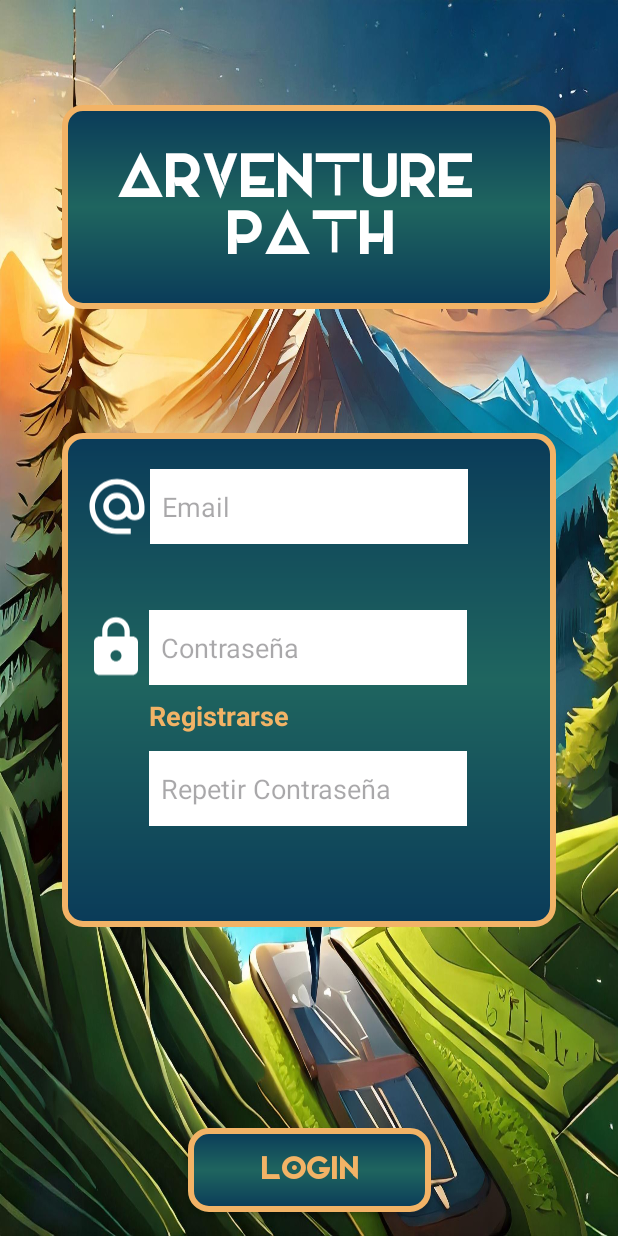
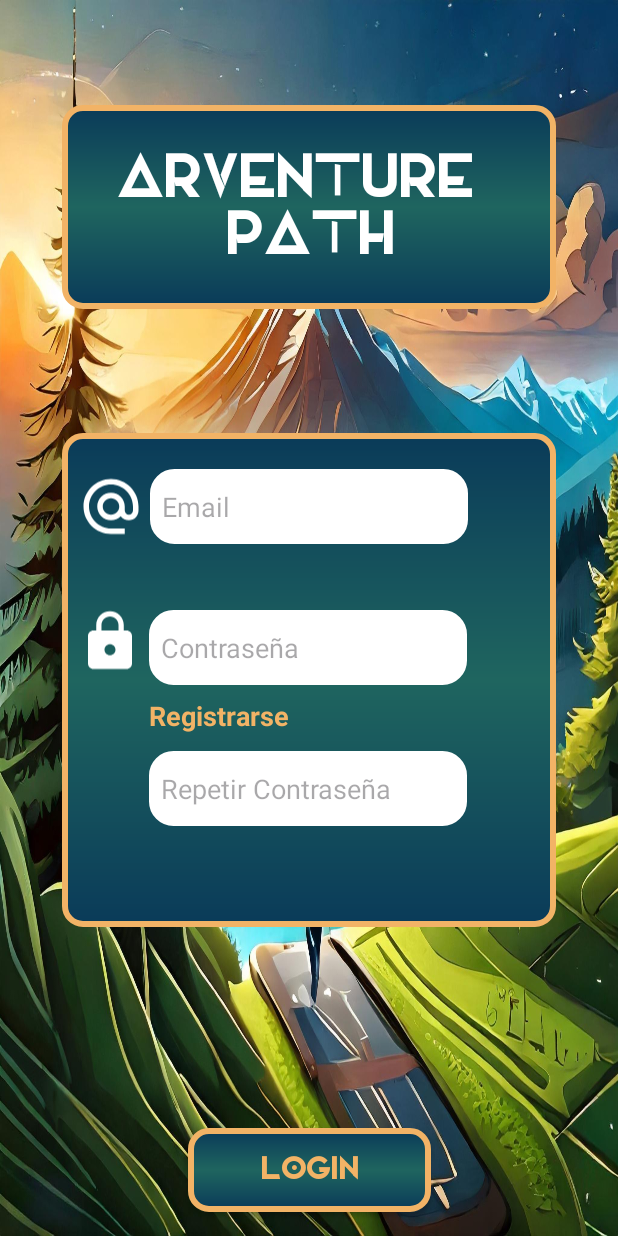
Before and after one commit to QuiqueGC/ARventurePathAndroid, an Android app: the screen it shows after launch (MainActivity), on a phone screen of 412 x 824 dp. Run offline under Robolectric (Android 15) with nearby library versions, the phone set to English and light mode, and no system bars.

Commit message:
login edittext borde redondo

```diff
--- /dev/null
+++ b/app/src/main/res/drawable/edit_text_rounded_border.xml
@@ -0,0 +1,9 @@
+<?xml version="1.0" encoding="utf-8"?>
+<shape xmlns:android="http://schemas.android.com/apk/res/android"
+    android:shape="rectangle">
+    <corners android:radius="15dp" /> <!-- Ajusta el radio según tus preferencias -->
+    <solid android:color="#FFFFFF" /> <!-- Color de fondo del EditText -->
+    <stroke
+        android:width="2dp"
+        android:color="@color/white"/> <!-- Color del borde -->
+</shape>
--- a/app/src/main/res/layout/fragment_login.xml
+++ b/app/src/main/res/layout/fragment_login.xml
@@ -75,7 +75,7 @@
         android:id="@+id/editTextEmail"
         android:layout_width="212dp"
         android:layout_height="50dp"
-        android:background="@color/white"
+        android:background="@drawable/edit_text_rounded_border"
         android:layout_marginTop="@dimen/largeMargin"
         android:hint="@string/email"
         android:padding="@dimen/smallMargin"
@@ -89,7 +89,7 @@
         android:layout_width="212dp"
         android:layout_height="50dp"
         android:layout_marginTop="44dp"
-        android:background="@color/white"
+        android:background="@drawable/edit_text_rounded_border"
         android:hint="@string/password"
         android:inputType="textPassword"
         android:padding="@dimen/smallMargin"
@@ -104,21 +104,26 @@
         android:layout_width="44dp"
         android:layout_height="50dp"
         android:src="@drawable/password_logo"
+        android:layout_margin="@dimen/minMargin"
         app:layout_constraintBottom_toBottomOf="@+id/editTextPassword"
         app:layout_constraintEnd_toStartOf="@+id/editTextPassword"
         app:layout_constraintTop_toTopOf="@+id/editTextPassword"
         app:layout_constraintVertical_bias="1.0" />
+
+    <androidx.constraintlayout.widget.Barrier
+        android:layout_width="wrap_content"
+        android:layout_height="wrap_content"
+        />
 
     <EditText
         android:id="@+id/editText3"
         android:layout_width="212dp"
         android:layout_height="50dp"
         android:layout_marginTop="44dp"
-        android:background="@color/white"
+        android:background="@drawable/edit_text_rounded_border"
         android:hint="@string/repeatPassword"
         android:inputType="textPassword"
         android:padding="@dimen/smallMargin"
-        android:textColor="@color/white"
         app:layout_constraintEnd_toEndOf="parent"
         app:layout_constraintHorizontal_bias="0.497"
         app:layout_constraintStart_toStartOf="parent"
@@ -144,6 +149,7 @@
         android:layout_width="44dp"
         android:layout_height="50dp"
         android:src="@drawable/email_logo"
+        android:layout_margin="@dimen/minMargin"
         app:layout_constraintBottom_toBottomOf="@+id/editTextEmail"
         app:layout_constraintEnd_toStartOf="@+id/editTextEmail"
         app:layout_constraintTop_toTopOf="@+id/editTextEmail" />
```
